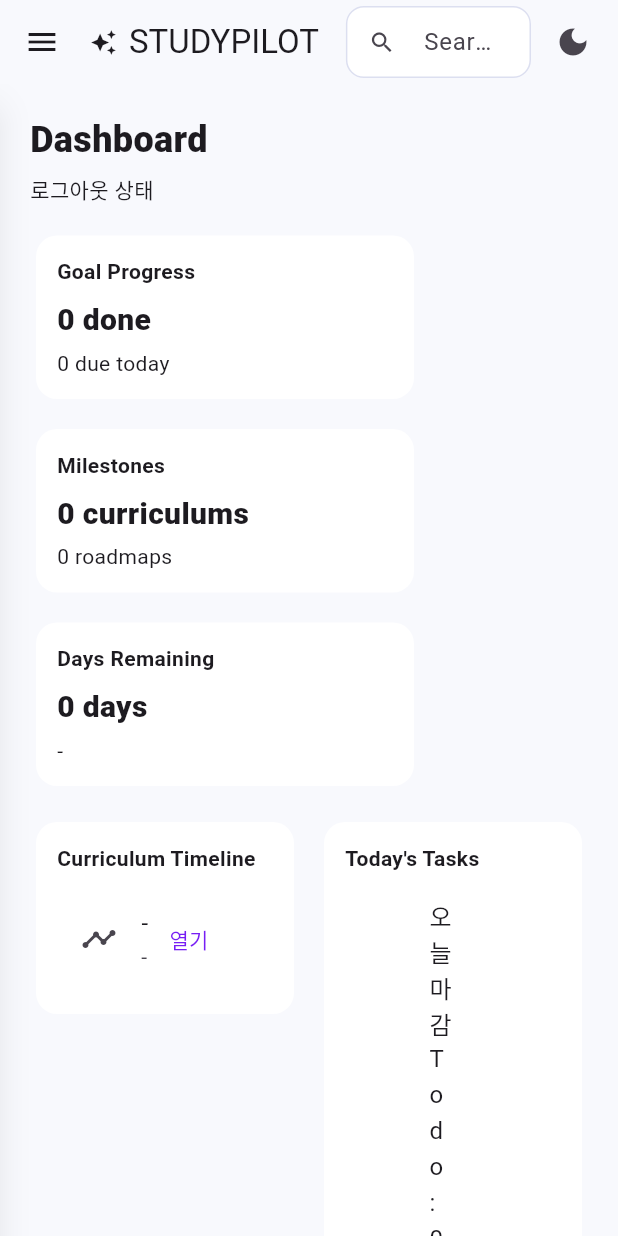
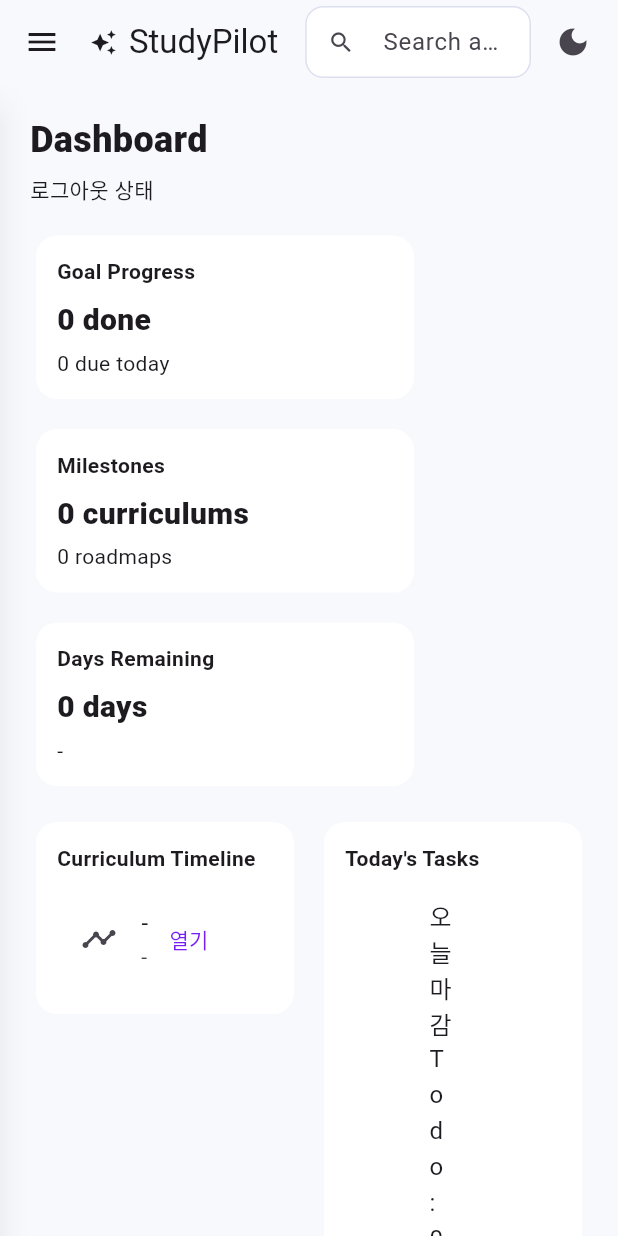
Before and after one commit to C4t4ddict/studypilot-flutter-app, a Flutter app: the screen it shows after launch, on a phone screen of 412 x 824 dp. Run offline on Flutter 3.47's test engine with Material 3 defaults, Android fonts, the phone set to English and light mode, and no system bars; our stand-ins replace flutter_dotenv, go_router, qr_flutter, rxdart, share_plus, supabase_flutter; accounts and stored records are empty; Roboto replaces fonts that are missing (Pretendard).

Commit message:
정리: 브랜드 표기를 StudyPilot 케이스로 통일

```diff
--- a/lib/core/app_shell.dart
+++ b/lib/core/app_shell.dart
@@ -66,7 +66,7 @@ class _AppShellState extends State<AppShell> {
           children: [
             const Icon(Icons.auto_awesome, size: 18),
             const SizedBox(width: 8),
-            const Text('STUDYPILOT'),
+            const Text('StudyPilot'),
             const SizedBox(width: 18),
             Expanded(
               child: ConstrainedBox(
--- a/lib/features/planner/calendar_page.dart
+++ b/lib/features/planner/calendar_page.dart
@@ -82,7 +82,7 @@ class _PlannerCalendarPageState extends State<PlannerCalendarPage> {
   Future<void> _shareCurrentState() async {
     final absolute =
         kIsWeb ? '${Uri.base.origin}${_sharePath()}' : _sharePath();
-    await Share.share('STUDYPILOT 캘린더 상태 공유\n$absolute');
+    await Share.share('StudyPilot 캘린더 상태 공유\n$absolute');
   }
 
   Future<void> _showShareQr() async {
--- a/lib/main.dart
+++ b/lib/main.dart
@@ -42,7 +42,7 @@ class StudypilotApp extends StatelessWidget {
           valueListenable: themeModeNotifier,
           builder: (context, mode, _) {
             return MaterialApp.router(
-              title: 'STUDYPILOT',
+              title: 'StudyPilot',
               debugShowCheckedModeBanner: false,
               theme: AppTheme.light(),
               darkTheme: AppTheme.dark(),
```
Also changed, not shown: 4 other files.
